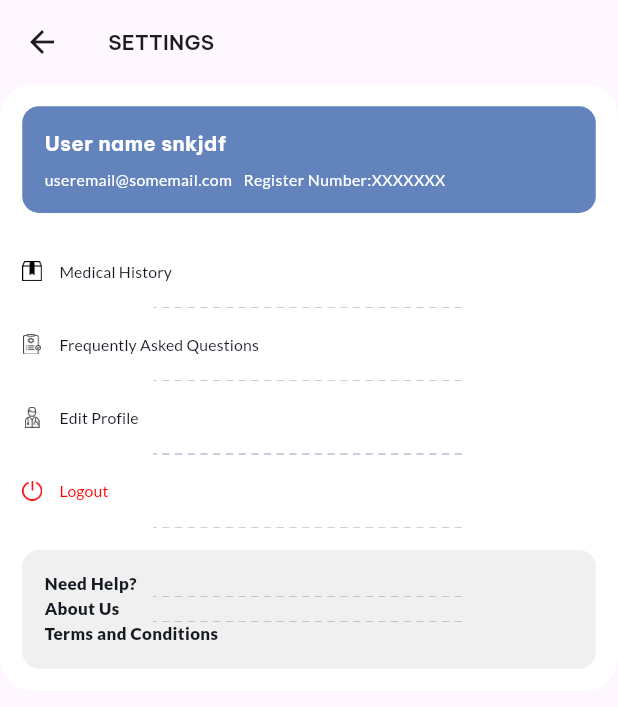
After one commit to NoellMichael/pulsesync, a Flutter app: the Profile screen opened directly, on a phone screen of 412 x 824 dp. The commit adds this screen. Shown: the top 707 px of the screen. Run offline on Flutter 3.47's test engine with Material 3 defaults, Android fonts, the phone set to English and light mode, and no system bars; our stand-ins replace cloud_firestore, firebase_auth, firebase_core, google_fonts; accounts and stored records are empty.

Commit message:
navbar update

```diff
--- /dev/null
+++ b/pulsesync/lib/profile.dart
@@ -0,0 +1,224 @@
+import 'package:flutter/material.dart';
+//import 'package:pulsesync/navigate.dart';
+
+class Profile extends StatelessWidget {
+  const Profile({Key? key}) : super(key: key);
+
+  @override
+  Widget build(BuildContext context) {
+    double baseWidth = 431;
+    double fem = MediaQuery.of(context).size.width / baseWidth;
+    double ffem = fem * 0.97;
+
+    return Scaffold(
+      appBar: AppBar(
+        title: Text(
+          'SETTINGS',
+          style: TextStyle(
+            fontFamily: 'Be Vietnam Pro',
+            fontSize: 14.64 * ffem, // Use ffem here
+            fontWeight: FontWeight.w600,
+            letterSpacing: 0.21 * ffem, // Use ffem here
+          ),
+        ),
+      ),
+      body: SingleChildScrollView(
+        child: Container(
+          padding: EdgeInsets.all(16 * ffem), // Use ffem here
+          decoration: BoxDecoration(
+            color: const Color(0xffffffff),
+            borderRadius: BorderRadius.circular(24 * ffem), // Use ffem here
+          ),
+          child: Column(
+            crossAxisAlignment: CrossAxisAlignment.start,
+            children: [
+              // Profile Details
+              Container(
+                margin: EdgeInsets.only(bottom: 16 * ffem), // Use ffem here
+                padding: EdgeInsets.all(16 * ffem), // Use ffem here
+                decoration: BoxDecoration(
+                  color: const Color(0xff6283bb),
+                  borderRadius:
+                      BorderRadius.circular(12 * ffem), // Use ffem here
+                ),
+                child: Column(
+                  crossAxisAlignment: CrossAxisAlignment.start,
+                  children: [
+                    Text(
+                      'User name snkjdf',
+                      style: TextStyle(
+                        fontFamily: 'Be Vietnam Pro',
+                        fontSize: 14.64 * ffem, // Use ffem here
+                        fontWeight: FontWeight.w700,
+                        color: const Color(0xffffffff),
+                      ),
+                    ),
+                    SizedBox(height: 8 * ffem), // Use ffem here
+                    Row(
+                      children: [
+                        Text(
+                          'useremail@somemail.com',
+                          style: TextStyle(
+                            fontFamily: 'Lato',
+                            fontSize: 11.38 * ffem,
+                            fontWeight: FontWeight.w400,
+                            color: const Color(0xffffffff),
+                          ),
+                        ),
+                        SizedBox(width: 8 * ffem), // Use ffem here
+                        Text(
+                          'Register Number:XXXXXXX',
+                          style: TextStyle(
+                            fontFamily: 'Lato',
+                            fontSize: 11.38 * ffem,
+                            fontWeight: FontWeight.w400,
+                            color: const Color(0xffffffff),
+                          ),
+                        ),
+                      ],
+                    ),
+                  ],
+                ),
+              ),
+
+              // Medical History
+              buildSettingsItem(
+                iconPath: 'assets/app-design-/images/frame-18339-G9K.png',
+                title: 'Medical History',
+                ffem: ffem, // Pass ffem to the function
+              ),
+
+              // Frequently Asked Questions
+              buildSettingsItem(
+                iconPath: 'assets/app-design-/images/frame-18339.png',
+                title: 'Frequently Asked Questions',
+                ffem: ffem, // Pass ffem to the function
+              ),
+
+              // Edit Profile
+              buildSettingsItem(
+                iconPath: 'assets/app-design-/images/frame-18339-jgy.png',
+                title: 'Edit Profile',
+                ffem: ffem, // Pass ffem to the function
+              ),
+
+              // Logout
+              buildSettingsItem(
+                iconPath: 'assets/app-design-/images/icon-izH.png',
+                title: 'Logout',
+                textColor: const Color(0xffff0000),
+                ffem: ffem, // Pass ffem to the function
+              ),
+
+              // Need Help
+              Container(
+                margin: EdgeInsets.only(top: 16 * ffem), // Use ffem here
+                padding: EdgeInsets.all(16 * ffem), // Use ffem here
+                width: double.infinity,
+                decoration: BoxDecoration(
+                  color: const Color(0xfff0f0f0),
+                  borderRadius:
+                      BorderRadius.circular(12 * ffem), // Use ffem here
+                ),
+                child: Column(
+                  crossAxisAlignment: CrossAxisAlignment.start,
+                  children: [
+                    Text(
+                      'Need Help?',
+                      style: TextStyle(
+                        fontFamily: 'Lato',
+                        fontSize: 12.2 * ffem, // Use ffem here
+                        fontWeight: FontWeight.w900,
+                        color: const Color(0xff151921),
+                      ),
+                    ),
+                    buildDivider(ffem: ffem), // Pass ffem to the function
+                    Text(
+                      'About Us',
+                      style: TextStyle(
+                        fontFamily: 'Lato',
+                        fontSize: 12.2 * ffem, // Use ffem here
+                        fontWeight: FontWeight.w900,
+                        color: const Color(0xff151921),
+                      ),
+                    ),
+                    buildDivider(ffem: ffem), // Pass ffem to the function
+                    Text(
+                      'Terms and Conditions',
+                      style: TextStyle(
+                        fontFamily: 'Lato',
+                        fontSize: 12.2 * ffem, // Use ffem here
+                        fontWeight: FontWeight.w900,
+                        color: const Color(0xff151921),
+                      ),
+                    ),
+                  ],
+                ),
+              ),
+            ],
+          ),
+        ),
+      ),
+    );
+  }
+
+  Widget buildSettingsItem({
+    required String iconPath,
+    required String title,
+    Color textColor = const Color(0xff151921),
+    required double ffem, // Add ffem as a parameter
+  }) {
+    return Column(
+      children: [
+        TextButton(
+          onPressed: () {},
+          style: TextButton.styleFrom(
+            padding: EdgeInsets.zero,
+          ),
+          child: Container(
+            padding: EdgeInsets.fromLTRB(
+                0, 16 * ffem, 0, 16 * ffem), // Use ffem here
+            width: double.infinity,
+            child: Row(
+              crossAxisAlignment: CrossAxisAlignment.center,
+              children: [
+                Container(
+                  margin: EdgeInsets.only(right: 12.27 * ffem), // Use ffem here
+                  child: Image.asset(
+                    iconPath,
+                    width: 14.39 * ffem, // Use ffem here
+                    height: 14.64 * ffem, // Use ffem here
+                  ),
+                ),
+                Text(
+                  title,
+                  style: TextStyle(
+                    fontFamily: 'Lato',
+                    fontSize: 11.38 * ffem,
+                    fontWeight: FontWeight.w400,
+                    color: textColor,
+                  ),
+                ),
+              ],
+            ),
+          ),
+        ),
+        buildDivider(ffem: ffem), // Pass ffem to the function
+      ],
+    );
+  }
+
+  Widget buildDivider({
+    required double ffem, // Add ffem as a parameter
+  }) {
+    return SizedBox(
+      width: double.infinity,
+      height: 0.81 * ffem, // Use ffem here
+      child: Image.asset(
+        'assets/app-design-/images/line-3.png',
+        width: 305.76 * ffem, // Use ffem here
+        height: 0.81 * ffem, // Use ffem here
+      ),
+    );
+  }
+}
--- a/pulsesync/pubspec.yaml
+++ b/pulsesync/pubspec.yaml
@@ -65,7 +65,8 @@ flutter:
 
   # To add assets to your application, add an assets section, like this:
   assets:
-    - assets/app-design-/
+    - assets/app-design-/images/
+    #- assets/app-design-/
     - assets/cover-/
     - assets/web-design-/
 
```
Also changed, not shown: pulsesync/lib/alerts.dart (added, +90 -0 lines), pulsesync/lib/home.dart (+0 -9 lines), pulsesync/lib/navigate.dart (added, +73 -0 lines), pulsesync/lib/newappointment.dart (added, +76 -0 lines), pulsesync/lib/settings.dart (deleted), 1 other file.
